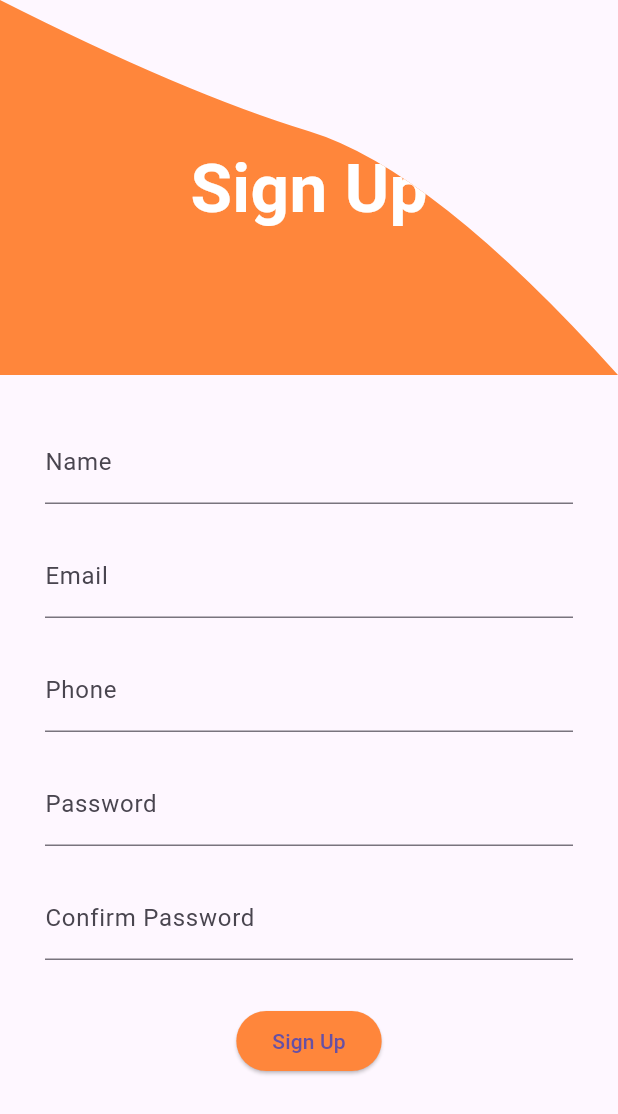
After one commit to Shamil-Koorimannil/DonEat, a Flutter app: the screen it shows after launch, after a tap on "Signup", on a phone screen of 412 x 824 dp. The commit adds this screen. Shown: the top 1114 px of the screen. Run offline on Flutter 3.47's test engine with Material 3 defaults, Android fonts, the light colour scheme and no system bars; our stand-ins replace hive, hive_flutter; accounts and stored records are empty.

Commit message:
Some minor ui changes needed in sign up

```diff
--- a/lib/Pages/Login-Signup/login.dart
+++ b/lib/Pages/Login-Signup/login.dart
@@ -1,3 +1,5 @@
+import 'package:doneat/Pages/Login-Signup/signup.dart';
+import 'package:doneat/Pages/Splash%20Screen/splash_screen.dart';
 import 'package:flutter/material.dart';
 import 'package:flutter/cupertino.dart';
 
@@ -17,6 +19,7 @@ class _LoginState extends State<Login> {
     return Scaffold(
       body: SingleChildScrollView(
         child: Column(
+          mainAxisAlignment: MainAxisAlignment.spaceBetween,
           children: [
             ClipPath(
                 key: UniqueKey(),
@@ -68,10 +71,10 @@ class _LoginState extends State<Login> {
                   ),
                   const SizedBox(height: 30,),
                 TextFormField(
-                  controller: _emailController,
+                  controller: _passwordController,
                   decoration: InputDecoration(
                     prefixIcon: Icon(Icons.password_rounded,color: Color(0xFFFF863B),),
-                    labelText: 'Email',
+                    labelText: 'Password',
 
                     enabledBorder: OutlineInputBorder(
                       borderSide: BorderSide(color: Color(0xFFFF863B), width: 2.0),
@@ -96,10 +99,16 @@ class _LoginState extends State<Login> {
                     return null;
                   }
                 ),
+                  const SizedBox(height: 30,),
+
+                  // ElevatedButton(onPressed: onPressed, child: child)
+                  const SizedBox(height: 250,),
+                  Text('Dont have an account?'), TextButton(onPressed: ()=>{Navigator.push(context, MaterialPageRoute(builder: (context)=>Signup()))}, child: Text('Signup',style: TextStyle(color: Color(0xFFFF863B)),))
                 ],
-                )
                 ),
-            )
+
+            ),
+            ),
           ],
         ),
       ),
--- /dev/null
+++ b/lib/Pages/Login-Signup/signup.dart
@@ -0,0 +1,170 @@
+import 'package:flutter/material.dart';
+import 'package:hive/hive.dart';
+import 'package:doneat/Models/DonEat_model.dart';
+
+class Signup extends StatefulWidget {
+  const Signup({super.key});
+
+  @override
+  State<Signup> createState() => _SignupState();
+}
+
+class _SignupState extends State<Signup> {
+  final _formKey = GlobalKey<FormState>();
+  final _nameController = TextEditingController();
+  final _emailController = TextEditingController();
+  final _phoneController = TextEditingController();
+  final _passwordController = TextEditingController();
+  final _confirmPasswordController = TextEditingController();
+
+  Future<void> _registerDonor() async {
+    if (_formKey.currentState!.validate()) {
+      if (_passwordController.text != _confirmPasswordController.text) {
+        ScaffoldMessenger.of(context).showSnackBar(
+          SnackBar(content: Text("Passwords do not match")),
+        );
+        return;
+      }
+
+      var box = await Hive.openBox<Donor>('donors');
+
+      await box.put(
+        _emailController.text,
+        Donor(
+          name: _nameController.text,
+          email: _emailController.text,
+          phone: int.parse(_phoneController.text),
+          password: _passwordController.text,
+        ),
+      );
+
+
+      ScaffoldMessenger.of(context).showSnackBar(
+        SnackBar(content: Text("Signup Successful!")),
+      );
+
+      Navigator.pop(context); // go back to login
+    }
+  }
+
+  @override
+  Widget build(BuildContext context) {
+    return Scaffold(
+      body: SingleChildScrollView(
+        child: Column(
+          children: [
+            ClipPath(
+              clipper: SignupHead(),
+              child: Container(
+                height: 250,
+                width: double.infinity,
+                color: Color(0xFFFF863B),
+                child: Center(
+                  child: Text(
+                    'Sign Up',
+                    style: TextStyle(
+                      fontSize: 45,
+                      fontWeight: FontWeight.bold,
+                      color: Colors.white,
+                    ),
+                  ),
+                ),
+              ),
+            ),
+            Padding(
+              padding: const EdgeInsets.all(30.0),
+              child: Form(
+                key: _formKey,
+                child: Column(
+                  children: [
+                    TextFormField(
+                      controller: _nameController,
+                      decoration: InputDecoration(labelText: "Name"),
+                      validator: (value) =>
+                      value == null || value.isEmpty ? "Enter name" : null,
+                    ),
+                    const SizedBox(height: 20),
+                    TextFormField(
+                      controller: _emailController,
+                      decoration: InputDecoration(labelText: "Email"),
+                      validator: (value) => value == null ||
+                          value.isEmpty ||
+                          !value.contains("@")
+                          ? "Enter valid email"
+                          : null,
+                    ),
+                    const SizedBox(height: 20),
+                    TextFormField(
+                      controller: _phoneController,
+                      keyboardType: TextInputType.phone,
+                      decoration: InputDecoration(labelText: "Phone"),
+                      validator: (value) => value == null || value.isEmpty
+                          ? "Enter phone number"
+                          : null,
+                    ),
+                    const SizedBox(height: 20),
+                    TextFormField(
+                      controller: _passwordController,
+                      obscureText: true,
+                      decoration: InputDecoration(labelText: "Password"),
+                      validator: (value) => value == null || value.isEmpty
+                          ? "Enter password"
+                          : null,
+                    ),
+                    const SizedBox(height: 20),
+                    TextFormField(
+                      controller: _confirmPasswordController,
+                      obscureText: true,
+                      decoration: InputDecoration(labelText: "Confirm Password"),
+                      validator: (value) => value == null || value.isEmpty
+                          ? "Confirm your password"
+                          : null,
+                    ),
+                    const SizedBox(height: 30),
+                    ElevatedButton(
+                      onPressed: _registerDonor,
+                      style: ElevatedButton.styleFrom(
+                        backgroundColor: Color(0xFFFF863B),
+                        shape: RoundedRectangleBorder(
+                          borderRadius: BorderRadius.circular(20),
+                        ),
+                      ),
+                      child: Text("Sign Up"),
+                    ),
+                  ],
+                ),
+              ),
+            ),
+          ],
+        ),
+      ),
+    );
+  }
+}
+
+
+class SignupHead extends CustomClipper<Path> {
+  @override
+  Path getClip(Size size) {
+    Path path = Path();
+    path.lineTo(0, 0);
+
+    path.quadraticBezierTo(
+      size.width * 0.30, size.height * 0.25,
+      size.width * 0.5, size.height * 0.35,
+    );
+
+    path.quadraticBezierTo(
+      size.width * 0.70, size.height * 0.45,
+      size.width, size.height,
+    );
+
+    path.lineTo(size.width, size.height);
+    path.lineTo(0, size.height);
+    path.close();
+    return path;
+  }
+
+  @override
+  bool shouldReclip(CustomClipper<Path> oldClipper) => true;
+}
```
Also changed, not shown: 1 other file. Lines whose indentation alone changed are shown as unchanged.
